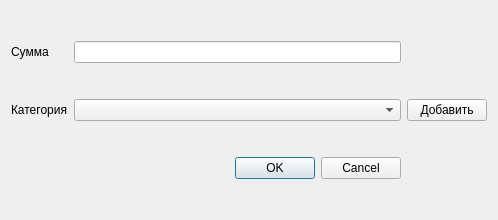
First picture: the form in bookkeeper/view/AddUpdateDialog.ui, repository sliv2001/bookkeeper, before the edit.
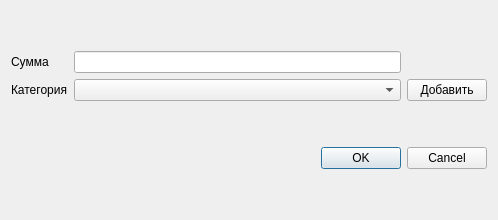
Second picture: the form after the edit.

Commit message: [dev_step2] Additional windows

Patch:
```diff
--- a/bookkeeper/view/AddUpdateDialog.ui
+++ b/bookkeeper/view/AddUpdateDialog.ui
@@ -13,46 +13,33 @@
   <property name="windowTitle">
    <string>Dialog</string>
   </property>
-  <layout class="QGridLayout" name="gridLayout">
-   <item row="0" column="0">
-    <layout class="QHBoxLayout" name="horizontalLayout">
-     <item>
-      <widget class="QLabel" name="label">
-       <property name="text">
-        <string>Сумма</string>
-       </property>
-      </widget>
-     </item>
-    </layout>
-   </item>
-   <item row="0" column="1">
-    <layout class="QVBoxLayout" name="verticalLayout">
-     <item>
-      <widget class="QLineEdit" name="lineEdit"/>
-     </item>
-    </layout>
-   </item>
-   <item row="1" column="0">
-    <layout class="QHBoxLayout" name="horizontalLayout_3">
-     <item>
+  <property name="modal">
+   <bool>true</bool>
+  </property>
+  <layout class="QVBoxLayout" name="verticalLayout">
+   <item>
+    <layout class="QGridLayout" name="gridLayout_4">
+     <item row="1" column="0">
       <widget class="QLabel" name="label_2">
        <property name="text">
         <string>Категория</string>
        </property>
       </widget>
      </item>
-    </layout>
-   </item>
-   <item row="1" column="1">
-    <layout class="QHBoxLayout" name="horizontalLayout_4">
-     <item>
+     <item row="0" column="1">
+      <widget class="QLineEdit" name="lineEdit"/>
+     </item>
+     <item row="1" column="1">
       <widget class="QComboBox" name="comboBox"/>
      </item>
-    </layout>
-   </item>
-   <item row="1" column="2">
-    <layout class="QHBoxLayout" name="horizontalLayout_2">
-     <item>
+     <item row="0" column="0">
+      <widget class="QLabel" name="label">
+       <property name="text">
+        <string>Сумма</string>
+       </property>
+      </widget>
+     </item>
+     <item row="1" column="2">
       <widget class="QPushButton" name="pushButton">
        <property name="text">
         <string>Добавить</string>
@@ -61,7 +48,7 @@
      </item>
     </layout>
    </item>
-   <item row="2" column="0" colspan="2">
+   <item>
     <widget class="QDialogButtonBox" name="buttonBox">
      <property name="orientation">
       <enum>Qt::Horizontal</enum>
```
Left out of the diff: 35 changed lines with no effect on the pictures. The commit also changes 6 other files.
